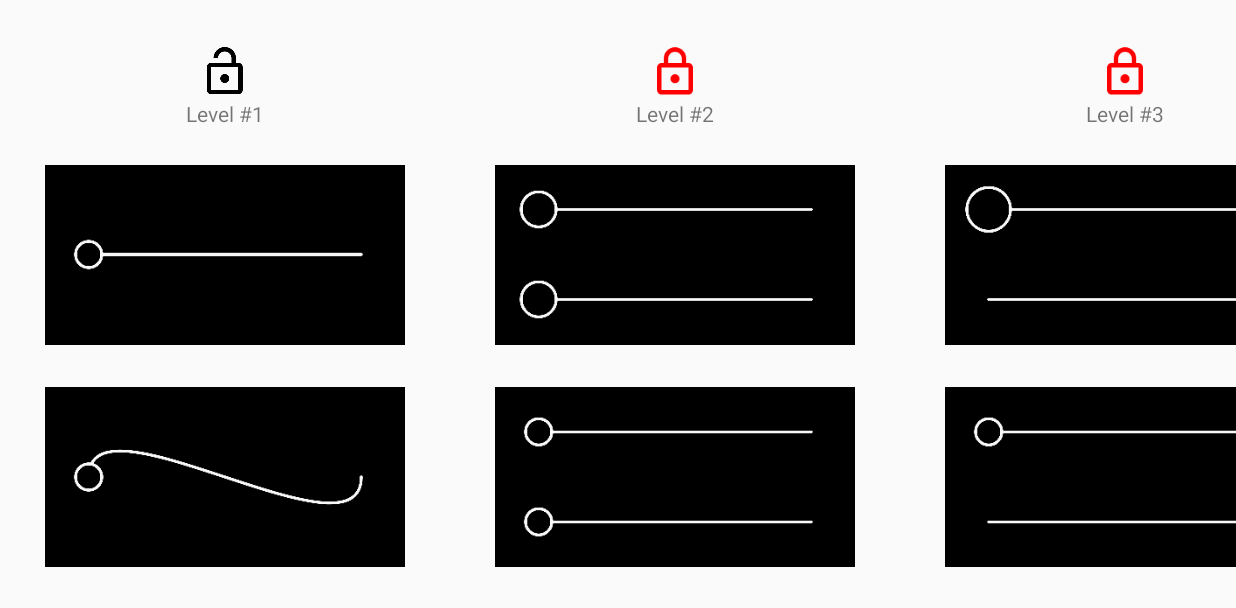
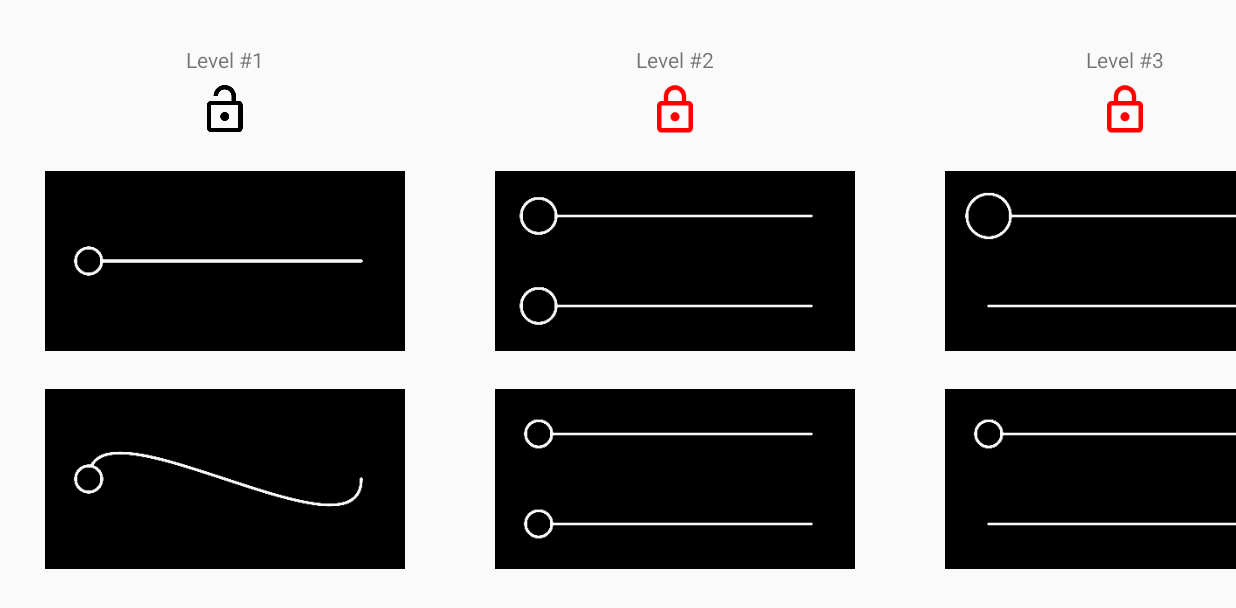
Before and after one commit to Neamar/MuscleMemory, an Android app: the screen it shows after launch (LevelPickerActivity), on a phone screen of 824 x 412 dp (held sideways). Shown: the top 608 px of the screen. Run offline under Robolectric (Android 15) with nearby library versions, the phone set to English and light mode, and no system bars; libraries missing offline, so code that uses them is left out: com.amplitude.api; 1 statement that could not run was skipped.

```diff
--- a/app/src/main/res/layout/item_pack.xml
+++ b/app/src/main/res/layout/item_pack.xml
@@ -8,26 +8,29 @@
     android:background="?android:attr/selectableItemBackground"
     android:layout_height="match_parent">
 
+    <TextView
+        android:id="@+id/levelTitle"
+        android:layout_width="wrap_content"
+        android:layout_height="wrap_content"
+        android:layout_centerHorizontal="true"
+        android:layout_alignParentTop="true"
+        android:layout_marginBottom="6dp"
+        android:text="@string/level_number" />
+
+
     <ImageView
         android:id="@+id/lockImageView"
+        android:layout_below="@+id/levelTitle"
         android:layout_width="wrap_content"
+        android:contentDescription="@string/level_state"
         android:layout_height="wrap_content"
-        android:layout_alignParentTop="true"
         android:layout_centerHorizontal="true"
         app:srcCompat="@drawable/outline_lock_black_36" />
-
-    <TextView
-        android:id="@+id/textView"
-        android:layout_width="wrap_content"
-        android:layout_height="wrap_content"
-        android:layout_below="@+id/lockImageView"
-        android:layout_centerHorizontal="true"
-        android:text="TextView" />
 
     <LinearLayout
         android:layout_width="match_parent"
         android:layout_height="match_parent"
-        android:layout_below="@id/textView"
+        android:layout_below="@id/lockImageView"
         android:orientation="vertical"
         android:weightSum="2">
 
@@ -37,7 +40,8 @@
             android:layout_height="200dp"
             android:layout_marginTop="20dp"
             android:layout_weight="1"
-            app:srcCompat="@android:color/black" />
+            app:srcCompat="@android:color/black"
+            android:contentDescription="@string/first_level_preview" />
 
         <ImageView
             android:id="@+id/secondSubLevel"
@@ -45,7 +49,8 @@
             android:layout_height="200dp"
             android:layout_marginTop="20dp"
             android:layout_weight="1"
-            app:srcCompat="@android:color/black" />
+            app:srcCompat="@android:color/black"
+            android:contentDescription="@string/second_level_preview" />
     </LinearLayout>
 
 </RelativeLayout>
```
Also changed, not shown: app/src/main/java/fr/neamar/musclememory/picker/PackAdapter.java (+11 -2 lines).
